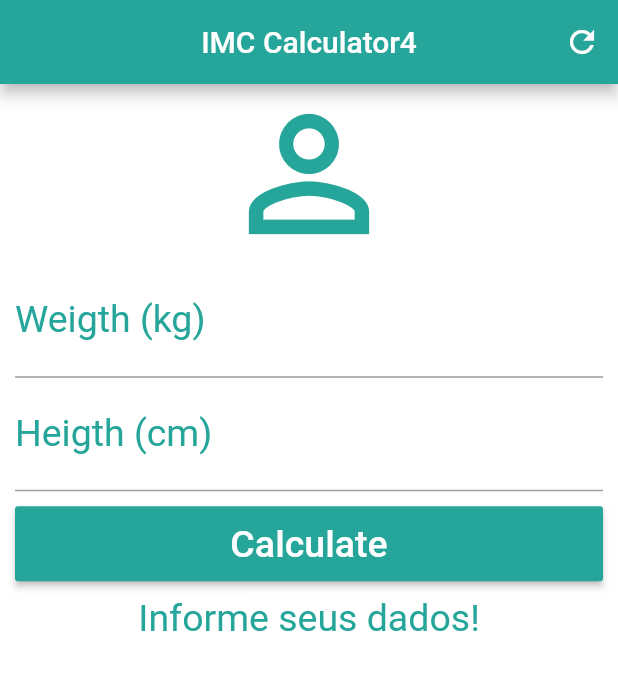
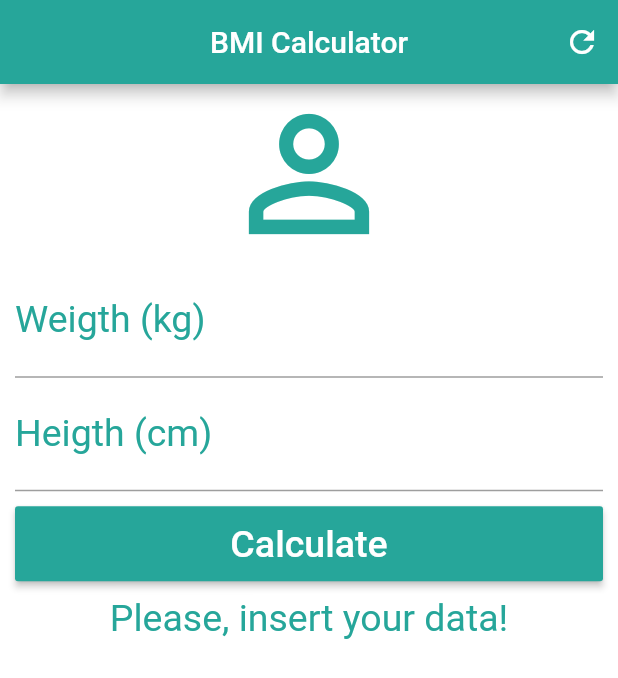
Before and after one commit to leonardoaugustodev/flutter-bmi-calculator, a Flutter app: the screen it shows after launch, on a phone screen of 412 x 824 dp. Shown: the top 678 px of the screen. Run offline on Flutter 3.47's test engine with Material 2 defaults, Android fonts, the phone set to English and light mode, and no system bars.

Commit message:
Adjust texts on application

```diff
--- a/lib/main.dart
+++ b/lib/main.dart
@@ -15,12 +15,12 @@ class _HomeState extends State<Home> {
 
   GlobalKey<FormState> _formKey = GlobalKey<FormState>();
 
-  String _infoText = 'Informe seus dados!';
+  String _infoText = 'Please, insert your data!';
   void _resetFields() {
     weightController.text = '';
     heightController.text = '';
     setState(() {
-      _infoText = 'Informe seus dados!';
+      _infoText = 'Please, insert your data!';
       _formKey = GlobalKey<FormState>();
     });
   }
@@ -33,17 +33,17 @@ class _HomeState extends State<Home> {
       double imc = weight / (height * height);
 
       if (imc < 18.6) {
-        _infoText = 'Abaixo do peso (${imc.toStringAsPrecision(4)})';
+        _infoText = 'Underweight (${imc.toStringAsPrecision(4)})';
       } else if (imc >= 18.6 && imc < 24.9) {
-        _infoText = 'Peso ideal (${imc.toStringAsPrecision(4)})';
+        _infoText = 'Normal weight (${imc.toStringAsPrecision(4)})';
       } else if (imc >= 24.9 && imc < 29.9) {
-        _infoText = 'Levemente acima do peso (${imc.toStringAsPrecision(4)})';
+        _infoText = 'Overweight (${imc.toStringAsPrecision(4)})';
       } else if (imc >= 29.9 && imc < 34.9) {
-        _infoText = 'Obesidade grau I (${imc.toStringAsPrecision(4)})';
+        _infoText = 'Obesity I (${imc.toStringAsPrecision(4)})';
       } else if (imc >= 34.9 && imc < 39.9) {
-        _infoText = 'Obesidade grau II (${imc.toStringAsPrecision(4)})';
+        _infoText = 'Obesity II (${imc.toStringAsPrecision(4)})';
       } else if (imc >= 40.0) {
-        _infoText = 'Obesidade grau III (${imc.toStringAsPrecision(4)})';
+        _infoText = 'Obesity III (${imc.toStringAsPrecision(4)})';
       }
     });
   }
@@ -53,7 +53,7 @@ class _HomeState extends State<Home> {
   Widget build(BuildContext context) {
     return Scaffold(
         appBar: AppBar(
-          title: Text('IMC Calculator4'),
+          title: Text('BMI Calculator'),
           centerTitle: true,
           backgroundColor: colorTheme,
           actions: <Widget>[
```
